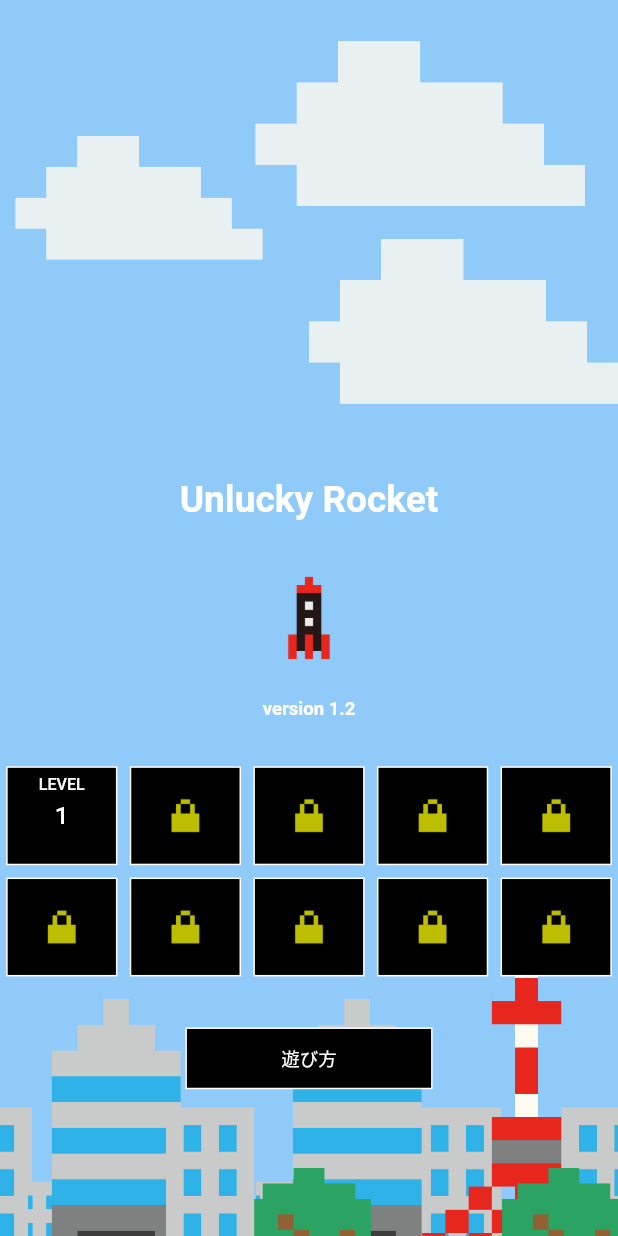
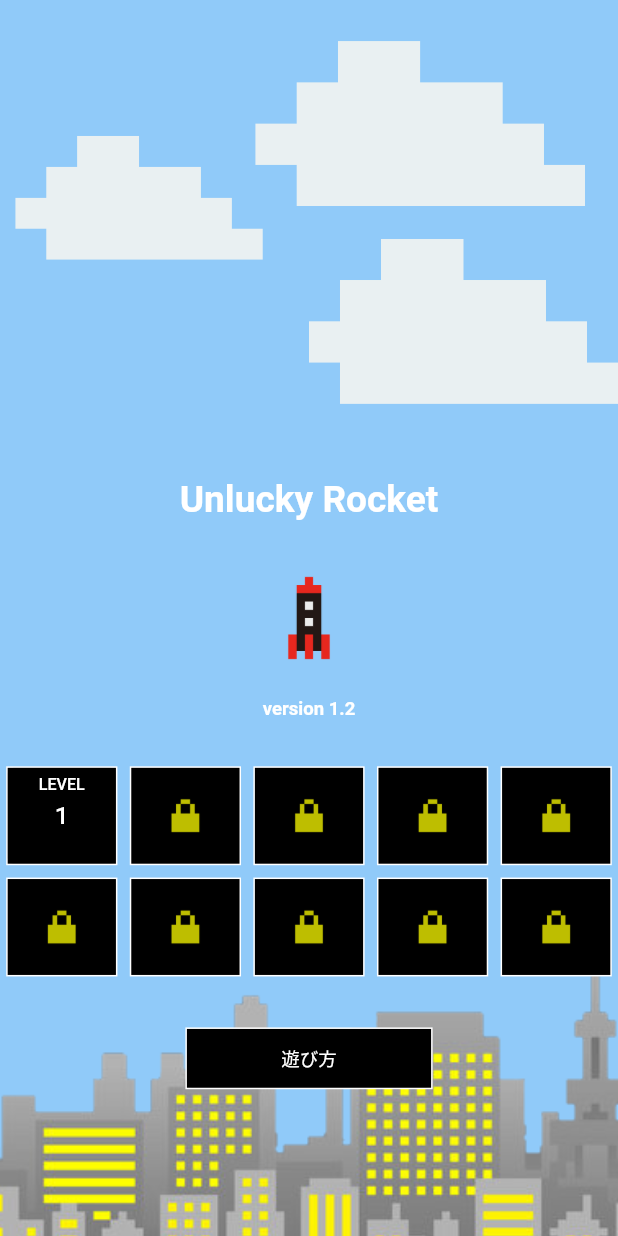
Before and after one commit to yuto90/new_rocket, a Flutter app: the screen it shows after launch, on a phone screen of 412 x 824 dp. Run offline on Flutter 3.47's test engine with Material 2 defaults, Android fonts, the light colour scheme and no system bars; drawn by our look-alikes of google_mobile_ads; our stand-ins replace flutter_dotenv, google_fonts, shared_preferences; network calls fail.

Commit message:
city背景を追加

```diff
--- /dev/null
+++ b/lib/city.dart
@@ -0,0 +1,14 @@
+import 'package:flutter/material.dart';
+import 'size_config.dart';
+
+class City extends StatelessWidget {
+  @override
+  Widget build(BuildContext context) {
+    return Image(
+      image: AssetImage('lib/images/city.png'),
+      fit: BoxFit.cover,
+      height: SizeConfig.blockSizeVertical! * 45,
+      width: double.infinity,
+    );
+  }
+}
--- a/lib/ground.dart
+++ /dev/null
@@ -1,60 +0,0 @@
-import 'package:flutter/material.dart';
-import 'package:new_rocket/mainpage_model.dart';
-import 'objects/building.dart';
-import 'objects/building2.dart';
-import 'objects/office.dart';
-import 'objects/tokyo_tower.dart';
-import 'objects/wood.dart';
-
-/// 地面のオブジェクトを管理するclass
-class Ground {
-  /// 東京背景
-  List tokyo(MainPageModel model) {
-    return [
-      Align(
-        alignment: Alignment(0.6, model.ground),
-        child: Building2(),
-      ),
-      Align(
-        alignment: Alignment(-1.3, model.ground),
-        child: Building2(),
-      ),
-      Align(
-        alignment: Alignment(-0.1, model.ground),
-        child: Office(),
-      ),
-      Align(
-        alignment: Alignment(1.2, model.ground),
-        child: Building2(),
-      ),
-      Align(
-        alignment: Alignment(1.1, model.ground),
-        child: TokyoTower(),
-      ),
-      Align(
-        alignment: Alignment(1.1, model.ground),
-        child: Wood(),
-      ),
-      Align(
-        alignment: Alignment(-0.9, model.ground),
-        child: Office(),
-      ),
-      Align(
-        alignment: Alignment(0.2, model.ground),
-        child: Building(),
-      ),
-      Align(
-        alignment: Alignment(0, model.ground),
-        child: Wood(),
-      ),
-      Align(
-        alignment: Alignment(-0.8, model.ground),
-        child: Building(),
-      ),
-      Align(
-        alignment: Alignment(-0.4, model.ground),
-        child: Building2(),
-      ),
-    ];
-  }
-}
--- a/lib/mainpage.dart
+++ b/lib/mainpage.dart
@@ -15,7 +15,7 @@ import 'objects/meteorite.dart';
 import 'objects/rocket.dart';
 import 'objects/star.dart';
 import 'objects/ufo.dart';
-import 'package:new_rocket/ground.dart';
+import 'package:new_rocket/city.dart';
 
 class MainPage extends StatelessWidget {
   @override
@@ -53,7 +53,10 @@ class MainPage extends StatelessWidget {
                   ),
                 ),
                 // * 地面 ----------------------------------------------------------
-                ...Ground().tokyo(model),
+                Align(
+                  alignment: Alignment(0, model.city),
+                  child: City(),
+                ),
                 // * ゴール -----------------------------------------------------------
                 Align(
                   alignment: Alignment(0, model.goal),
--- a/lib/mainpage_model.dart
+++ b/lib/mainpage_model.dart
@@ -112,7 +112,7 @@ class MainPageModel extends ChangeNotifier {
   double star3 = -3;
 
   /// 地面
-  double ground = 1.1;
+  double city = 1.1;
 
   /// 宇宙ステージの背景座標用
   double space = 0;
@@ -345,8 +345,8 @@ class MainPageModel extends ChangeNotifier {
         }
 
         // ! 地面 --------------------------------------------------
-        if (ground <= 2) {
-          ground += 0.005;
+        if (city <= 2) {
+          city += 0.005;
         }
 
         // UFOが画面外に出た時にリスポーンさせる-----------------------------------------------
@@ -500,7 +500,7 @@ class MainPageModel extends ChangeNotifier {
     spaceStops = 0;
     count = 0;
     goal = -3;
-    ground = 1.1;
+    city = 1.1;
 
     ufoStatus.forEach((_, ufo) => ufo['x'] = randomDouble(level, 'minus'));
 
```
Also changed, not shown: lib/images/city.png (added).
